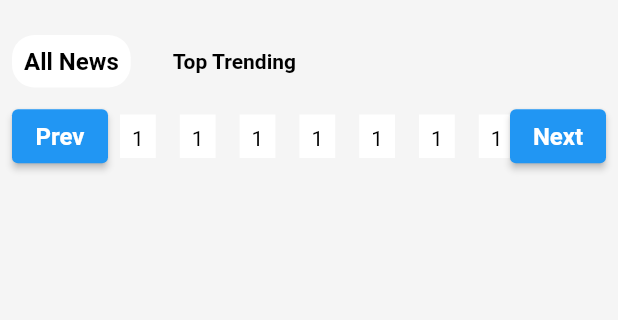
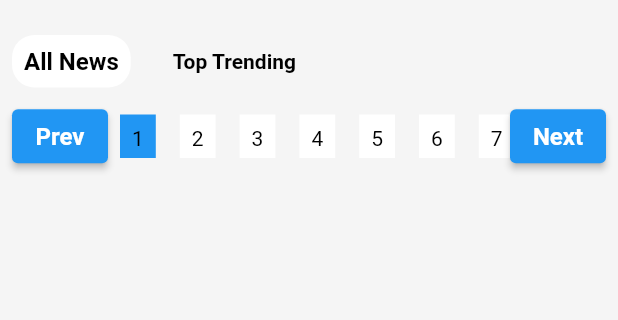
Before and after one commit to Muhammed-Lagha/Marasi_News_App, a Flutter app: the screen it shows after launch, on a phone screen of 412 x 824 dp, the part 61-381 px from its top. Run offline on Flutter 3.47's test engine with Material 2 defaults, Android fonts, the phone set to English and light mode, and no system bars; our stand-ins replace flutter_iconly, google_fonts, shared_preferences.

Commit message:
add a number buttons to the pagination .

```diff
--- a/lib/screens/home_screen.dart
+++ b/lib/screens/home_screen.dart
@@ -20,6 +20,7 @@ class HomeScreen extends StatefulWidget {
 
 class _HomeScreenState extends State<HomeScreen> {
   var newsType = NewsType.allNews;
+  int currentPageIndex = 0;
   @override
   Widget build(BuildContext context) {
     final Color color = Utils(context).getColor;
@@ -84,22 +85,33 @@ class _HomeScreenState extends State<HomeScreen> {
                 child: Row(
                   mainAxisAlignment: MainAxisAlignment.spaceAround,
                   children: [
-                    paginationButton(function: (){},text: 'Prev'),
+                    paginationButton(text: 'Prev',function: (){
+                      if (currentPageIndex == 0){return;}
+                      setState(() {
+                        currentPageIndex -= 1;
+                      });
+                    },),
                     Flexible(
                       flex: 2,
                       child: ListView.builder(
+                        itemCount: 25,
                         scrollDirection: Axis.horizontal,
                         itemBuilder: (context, index) {
                         return Padding(
                           padding: const EdgeInsets.all(8.0),
-                          child: InkWell(
-                            onTap: () {},
-                            child: Container(
-                              color: Theme.of(context).cardColor,
-                              child: const Center(
+                          child: Material(
+                            color: currentPageIndex == index ? Colors.blue
+                                : Theme.of(context).cardColor,
+                            child: InkWell(
+                            onTap: () {
+                              setState(() {
+                                currentPageIndex = index ;
+                              });
+                            },
+                            child: Center(
                                   child: Padding(
-                                    padding: EdgeInsets.all(8.0),
-                                    child: Text('1'),
+                                    padding: const EdgeInsets.all(8.0),
+                                    child: Text("${index + 1}"),
                                   )),
                             ),
                           ),
@@ -107,7 +119,13 @@ class _HomeScreenState extends State<HomeScreen> {
 
                       },),
                     ),
-                    paginationButton(function: (){},text: 'Next'),
+                    paginationButton( text: 'Next',
+                      function: (){
+                      if(currentPageIndex == 24){return;}
+                      setState(() {
+                        currentPageIndex += 1;
+                      });
+                    },),
                   ],
                 ),
               ),
```
